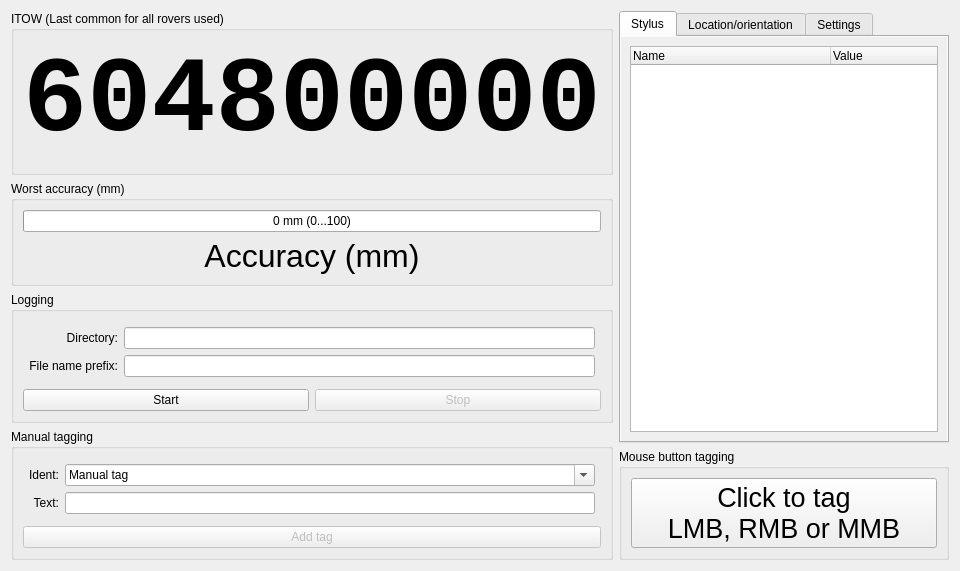
Before: the Qt Designer form essentialsform.ui in GNSS-Stylist/GNSS-Stylus, drawn with Qt 5.
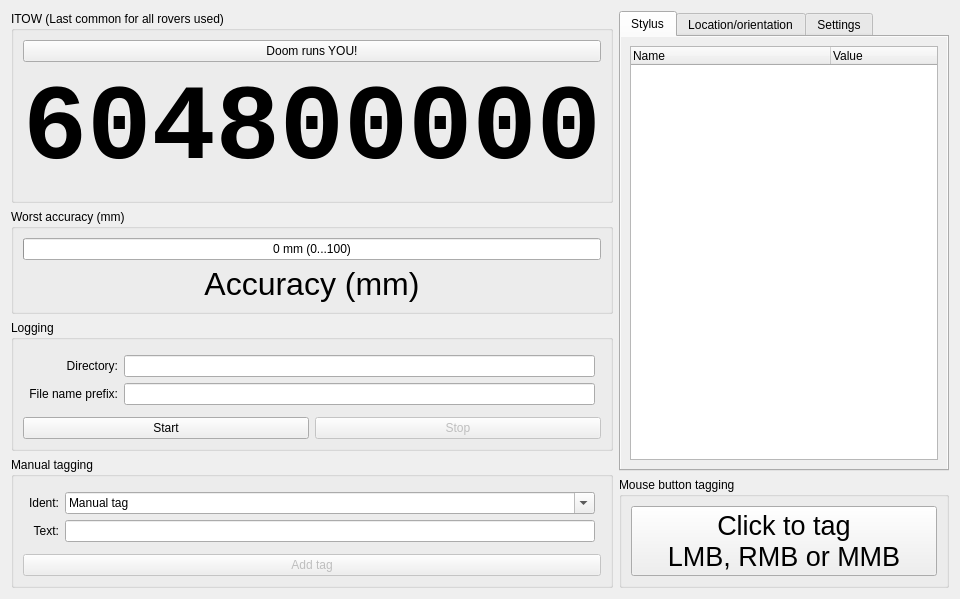
After: the same form once the commit is applied. The open tabs and pages were chosen to show the change. Custom widgets are drawn as their Qt base class.

Commit message:
Preliminary "Doom runs YOU"-version
Kind of quick backup before trying to tune UI.

```diff
--- a/essentialsform.ui
+++ b/essentialsform.ui
@@ -7,7 +7,7 @@
     <x>0</x>
     <y>0</y>
     <width>960</width>
-    <height>540</height>
+    <height>566</height>
    </rect>
   </property>
   <property name="windowTitle">
@@ -22,6 +22,13 @@
         <string>ITOW (Last common for all rovers used)</string>
        </property>
        <layout class="QVBoxLayout" name="verticalLayout">
+        <item>
+         <widget class="QPushButton" name="pushButton_DoomRunsYOU">
+          <property name="text">
+           <string>Doom runs YOU!</string>
+          </property>
+         </widget>
+        </item>
         <item>
          <widget class="QLabel" name="label_iTOW_BIG">
           <property name="font">
```
Left out of the diff: 2 changed lines with no effect on the pictures. The commit also changes 6 other files.
